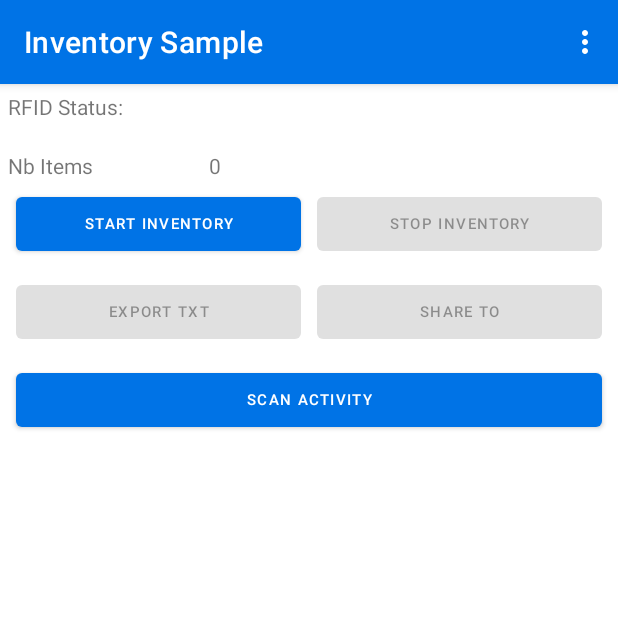
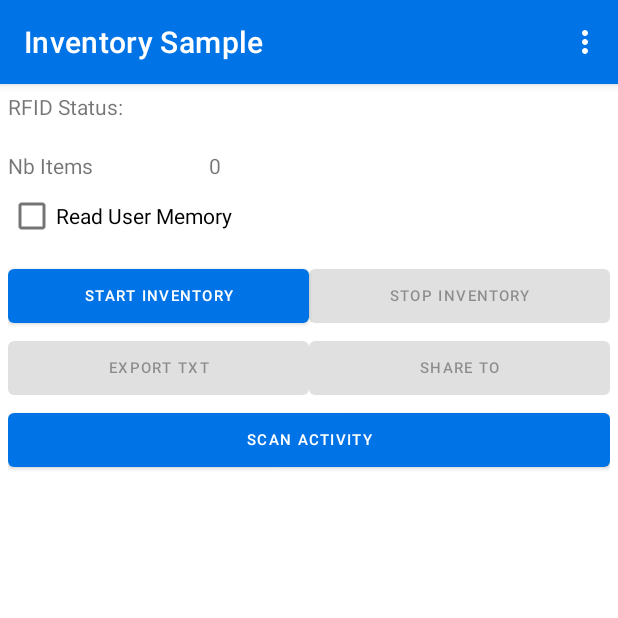
Before and after one commit to ltrudu/RFIDSampleApp, an Android app: the screen it shows after launch (TagInventoryActivity), on a phone screen of 412 x 824 dp, the top half of it. Run offline under Robolectric (Android 15) with nearby library versions, the phone set to English and light mode, and no system bars; libraries missing offline, so code that uses them is left out: com.zebra.criticalpermissionshelper, com.zebra.datawedgeprofileenums, com.zebra.datawedgeprofileintents, com.zebra.datawedgeprofileintentshelpers, com.zebra.rfid; 3 statements that could not run were skipped.

Commit message:
Added read user memory functionality

```diff
--- a/RFIDSampleApp/src/main/java/com/zebra/rfid/demo/sdksample/TagDataAdapter.java
+++ b/RFIDSampleApp/src/main/java/com/zebra/rfid/demo/sdksample/TagDataAdapter.java
@@ -6,7 +6,10 @@ import android.view.LayoutInflater;
 import android.view.View;
 import android.view.ViewGroup;
 import android.widget.Button;
+import android.widget.LinearLayout;
 import android.widget.TextView;
+
+import org.w3c.dom.Text;
 
 import java.util.List;
 
@@ -69,7 +72,8 @@ public class TagDataAdapter extends RecyclerView.Adapter<TagDataAdapter.TagDataV
 
         if(data.getHasUserMemory())
         {
-            holder.itemView.setBackgroundColor(Color.GREEN);
+            holder.ll_userBank.setVisibility(View.VISIBLE);
+            holder.tv_userBank.setText(data.getUserMemory());
         }
     }
 
@@ -101,6 +105,9 @@ public class TagDataAdapter extends RecyclerView.Adapter<TagDataAdapter.TagDataV
         Button btLocate;
         Button btReadWrite;
 
+        LinearLayout ll_userBank;
+        TextView tv_userBank;
+
         private OnItemClickListener itemLocateClickListener;
         private OnItemClickListener itemReadWriteClickLister;
 
@@ -116,6 +123,12 @@ public class TagDataAdapter extends RecyclerView.Adapter<TagDataAdapter.TagDataV
 
             btLocate = (Button)itemView.findViewById(R.id.bt_locate);
             btReadWrite = (Button)itemView.findViewById(R.id.bt_write);
+
+            ll_userBank = (LinearLayout)itemView.findViewById(R.id.ll_userBank);
+            // Gone by default
+            ll_userBank.setVisibility(View.GONE);
+
+            tv_userBank = (TextView) itemView.findViewById(R.id.tv_userBank);
 
             this.itemLocateClickListener = itemLocateClickListener;
             this.itemReadWriteClickLister = itemReadWriteClickLister;
--- a/RFIDSampleApp/src/main/java/com/zebra/rfid/demo/sdksample/TagDataModel.java
+++ b/RFIDSampleApp/src/main/java/com/zebra/rfid/demo/sdksample/TagDataModel.java
@@ -12,7 +12,7 @@ public class TagDataModel {
 
     protected int mUniqueID;
 
-    protected boolean mbHasUserMemory = false;
+    protected String mUserMemory = null;
 
     public TagDataModel(String tagID, short rssi)
     {
@@ -37,5 +37,6 @@ public class TagDataModel {
         return mUniqueID;
     }
 
-    public boolean getHasUserMemory() { return mbHasUserMemory; }
+    public String getUserMemory() { return mUserMemory; }
+    public boolean getHasUserMemory() { return (mUserMemory != null && mUserMemory.length() > 0); }
 }
--- a/RFIDSampleApp/src/main/java/com/zebra/rfid/demo/sdksample/TagInventoryActivity.java
+++ b/RFIDSampleApp/src/main/java/com/zebra/rfid/demo/sdksample/TagInventoryActivity.java
@@ -23,6 +23,8 @@ import android.util.Log;
 import android.view.Menu;
 import android.view.MenuItem;
 import android.view.View;
+import android.widget.CheckBox;
+import android.widget.CompoundButton;
 import android.widget.EditText;
 import android.widget.TextView;
 import android.widget.Toast;
@@ -51,6 +53,7 @@ import java.util.HashMap;
 public class TagInventoryActivity extends AppCompatActivity {
 
     private TextView statusTextViewRFID = null;
+    private CheckBox cbReadUserMemory = null;
 
     private static final int BLUETOOTH_PERMISSION_REQUEST_CODE = 100;
 
@@ -64,6 +67,8 @@ public class TagInventoryActivity extends AppCompatActivity {
 
     public static boolean bAllowLocationing = true;
     public static boolean bAllowReadWrite = true;
+
+    private boolean bReadUserMemory = false;
 
     ActivityResultLauncher<Intent> resultLauncher =
             registerForActivityResult(new ActivityResultContracts.StartActivityForResult(),
@@ -87,6 +92,17 @@ public class TagInventoryActivity extends AppCompatActivity {
         statusTextViewRFID = (TextView) findViewById(R.id.textViewStatusrfid);
         //rfidHandler.onCreate(this);
 
+        cbReadUserMemory = findViewById(R.id.cb_ReadUserMemory);
+        cbReadUserMemory.setChecked(bReadUserMemory);
+        cbReadUserMemory.setOnCheckedChangeListener(new CompoundButton.OnCheckedChangeListener() {
+            @Override
+            public void onCheckedChanged(CompoundButton compoundButton, boolean b) {
+                bReadUserMemory = b;
+                if(MainApplication.rfidHandler != null)
+                    MainApplication.rfidHandler.stopInventory();
+            }
+        });
+
         tvNbItems = findViewById(R.id.tvNbItems);
         tvNbItems.setText("0");
 
@@ -103,7 +119,6 @@ public class TagInventoryActivity extends AppCompatActivity {
         mHandlerInterface = new RFIDHandler.RFIDHandlerInterface() {
             @Override
             public void onReaderConnected(String message) {
-                MainApplication.rfidHandler.ConfigureReaderForInventory();
                 statusTextViewRFID.setText(message);
             }
 
@@ -208,7 +223,7 @@ public class TagInventoryActivity extends AppCompatActivity {
         findViewById(R.id.btStartInventory).setOnClickListener(new View.OnClickListener() {
             @Override
             public void onClick(View view) {
-                StartInventory();
+                StartInventory(bReadUserMemory);
             }
         });
 
@@ -324,7 +339,7 @@ public class TagInventoryActivity extends AppCompatActivity {
         MainApplication.rfidHandler.onDestroy();
     }
 
-    public void StartInventory()
+    public void StartInventory(boolean withMemoryBank)
     {
         runOnUiThread(new Runnable() {
             @Override
@@ -337,12 +352,11 @@ public class TagInventoryActivity extends AppCompatActivity {
                 findViewById(R.id.btStopInventory).setEnabled(true);
             }
         });
-        MainApplication.rfidHandler.performInventory();
+        if(withMemoryBank)
+            MainApplication.rfidHandler.performInventoryWithMemoryBankAccess(); //performInventory();
+        else
+            MainApplication.rfidHandler.performInventory();
     }
-
-
-
-
 
     public void StopInventory(){
         MainApplication.rfidHandler.stopInventory();
@@ -479,11 +493,7 @@ public class TagInventoryActivity extends AppCompatActivity {
                 if(tagData[index].getMemoryBankData().length() > 0) {
                     Log.v(MainApplication.TAG, "TagID=" + tagData[index].getTagID());
                     Log.v(MainApplication.TAG, "=" + tagData[index].getMemoryBankData());
-                    mTagDataList.get(tagIndex).mbHasUserMemory = true;
-                }
-                else
-                {
-                    mTagDataList.get(tagIndex).mbHasUserMemory = false;
+                    mTagDataList.get(tagIndex).mUserMemory = tagData[index].getMemoryBankData();
                 }
                 itemchanged.add(index);
             }
@@ -493,11 +503,7 @@ public class TagInventoryActivity extends AppCompatActivity {
                 if(tagData[index].getMemoryBankData().length() > 0) {
                     Log.v(MainApplication.TAG, "TagID=" + tagData[index].getTagID());
                     Log.v(MainApplication.TAG, "=" + tagData[index].getMemoryBankData());
-                    newData.mbHasUserMemory = true;
-                }
-                else
-                {
-                    newData.mbHasUserMemory = false;
+                    newData.mUserMemory = tagData[index].getMemoryBankData();
                 }
                 mTagDataList.add(newData);
                 notifyAllSetChanged = true;
@@ -551,7 +557,7 @@ public class TagInventoryActivity extends AppCompatActivity {
 
     public void handleTriggerPress(boolean pressed) {
         if (pressed) {
-            StartInventory();
+            StartInventory(bReadUserMemory);
         } else
             StopInventory();
     }
--- a/RFIDSampleApp/src/main/res/layout/activity_main.xml
+++ b/RFIDSampleApp/src/main/res/layout/activity_main.xml
@@ -48,6 +48,12 @@
                 android:text="TextView" />
         </LinearLayout>
 
+        <CheckBox
+            android:id="@+id/cb_ReadUserMemory"
+            android:layout_width="match_parent"
+            android:layout_height="wrap_content"
+            android:text="Read User Memory" />
+
         <LinearLayout
             android:layout_width="match_parent"
             android:layout_height="wrap_content"
@@ -57,7 +63,7 @@
                 android:id="@+id/btStartInventory"
                 android:layout_width="0dp"
                 android:layout_height="wrap_content"
-                android:layout_margin="5dp"
+                android:layout_marginTop="5dp"
                 android:layout_weight="1"
                 android:text="Start Inventory"
                 android:textSize="10sp" />
@@ -66,7 +72,7 @@
                 android:id="@+id/btStopInventory"
                 android:layout_width="0dp"
                 android:layout_height="wrap_content"
-                android:layout_margin="5dp"
+                android:layout_marginTop="5dp"
                 android:layout_weight="1"
                 android:text="Stop Inventory"
                 android:textSize="10sp" />
@@ -83,7 +89,6 @@
                 android:id="@+id/ExportTXT"
                 android:layout_width="0dp"
                 android:layout_height="wrap_content"
-                android:layout_margin="5dp"
                 android:layout_weight="1"
                 android:onClick="ExportTXT"
                 android:text="Export TXT"
@@ -95,10 +100,9 @@
                 android:layout_width="0dp"
                 android:layout_height="wrap_content"
                 android:layout_weight="1"
-                android:layout_margin="5dp"
                 android:onClick="shareTo"
-                android:textSize="10sp"
-                android:text="Share To" />
+                android:text="Share To"
+                android:textSize="10sp" />
 
         </LinearLayout>
 
@@ -106,10 +110,8 @@
             android:id="@+id/btScanActivity"
             android:layout_width="match_parent"
             android:layout_height="wrap_content"
-            android:layout_margin="5dp"
-            android:textSize="10sp"
             android:text="Scan Activity"
-        />
+            android:textSize="10sp" />
 
     </LinearLayout>
 
```
Also changed, not shown: RFIDSampleApp/src/main/java/com/zebra/rfid/demo/sdksample/RFIDHandler.java (+101 -6 lines), RFIDSampleApp/src/main/res/layout/item_tagdata.xml (+30 -0 lines).
